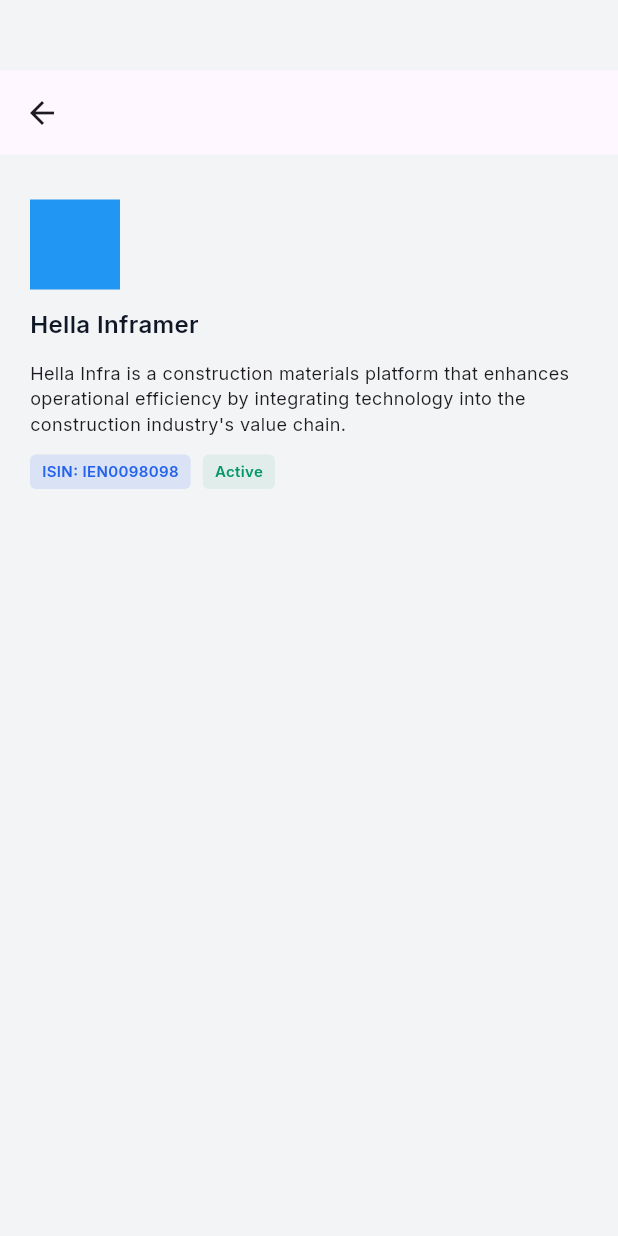
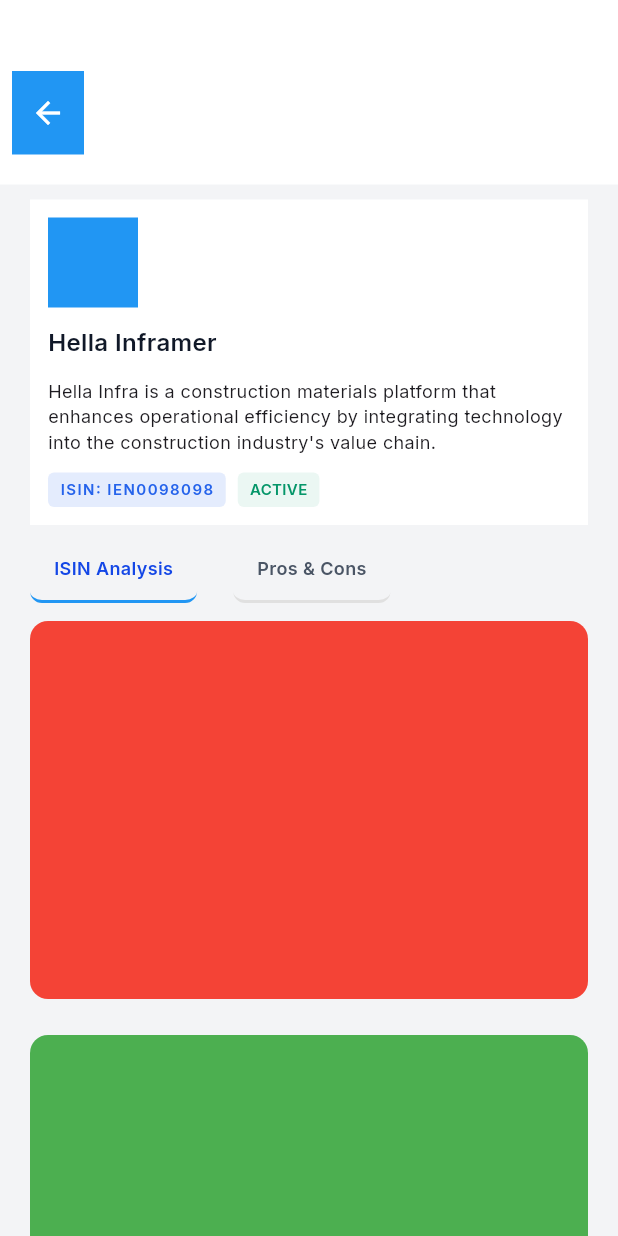
Before and after one commit to Kotresh162/Investment_App, a Flutter app: the screen it shows after launch, on a phone screen of 412 x 824 dp. Run offline on Flutter 3.47's test engine with Material 3 defaults, Android fonts, the phone set to English and light mode, and no system bars; our stand-ins replace flutter_bloc, google_fonts.

Commit message:
plan-details-page

```diff
--- /dev/null
+++ b/lib/bloc/home_bloc/home_event.dart
@@ -0,0 +1,4 @@
+
+abstract class CompanyEvent {}
+
+class FetchCompanies extends CompanyEvent {}
--- a/lib/bloc/home_state.dart
+++ b/lib/bloc/home_bloc/home_state.dart
@@ -1,4 +1,4 @@
-import '../models/company_model.dart';
+import '../../models/company_model.dart';
 
 // abstract class HomeState {}
 //
--- a/lib/bloc/home_event.dart
+++ /dev/null
@@ -1,12 +0,0 @@
-// abstract class HomeEvent {}
-//
-// class LoadItems extends HomeEvent {}
-//
-// class SearchItems extends HomeEvent {
-//   final String query;
-//   SearchItems(this.query);
-// }
-
-abstract class CompanyEvent {}
-
-class FetchCompanies extends CompanyEvent {}
--- a/lib/home_page.dart
+++ b/lib/home_page.dart
@@ -4,9 +4,9 @@ import 'package:flutter_bloc/flutter_bloc.dart';
 import 'package:untitled/widgets/suggest_card.dart';
 
 import 'api/company_list_api.dart';
-import 'bloc/home_bloc.dart';
-import 'bloc/home_event.dart';
-import 'bloc/home_state.dart';
+import 'bloc/home_bloc/home_bloc.dart';
+import 'bloc/home_bloc/home_event.dart';
+import 'bloc/home_bloc/home_state.dart';
 class HomePage extends StatelessWidget {
   const HomePage({super.key});
 
--- a/lib/main.dart
+++ b/lib/main.dart
@@ -25,6 +25,7 @@ class MyApp extends StatelessWidget {
       ),
       // home: HomePage(),
       home: PlanDetailsPage(),
+      // home: DetailScreen(),
     );
   }
 }
--- a/lib/plan_details_page.dart
+++ b/lib/plan_details_page.dart
@@ -1,69 +1,106 @@
+import 'package:flutter/material.dart';
+import 'package:flutter_bloc/flutter_bloc.dart';
 
-import 'package:flutter/material.dart';
+enum SelectedTab { details, prosCons }
+
+class TabCubit extends Cubit<SelectedTab> {
+  TabCubit() : super(SelectedTab.details);
+
+  void selectTab(SelectedTab tab) => emit(tab);
+}
 
 class PlanDetailsPage extends StatelessWidget {
   const PlanDetailsPage({super.key});
 
   @override
   Widget build(BuildContext context) {
-    return Scaffold(
-      appBar: PreferredSize(
-        preferredSize: Size.fromHeight(123),
-        child: Column(
+    return BlocProvider(create: (_) => TabCubit(),
+      child: Scaffold(
+        body: BlocBuilder<TabCubit, SelectedTab>(
+          builder: (context, selectedTab){
+            return CustomScrollView(
+              slivers: [
+                SliverAppBar(
+                  pinned: false,
+                  floating: false,
+                  snap: false,
+                  expandedHeight: 123,
+                  backgroundColor: Colors.white,
+                  automaticallyImplyLeading: false,
+                  flexibleSpace: FlexibleSpaceBar(
+                    background: Column(
                       children: [
-            SizedBox(height: 47),
+                        const SizedBox(height: 47), // Same as your top padding
                         AppBar(
-                leading: IconButton(onPressed: () {
+                          elevation: 0,
+                          backgroundColor: Colors.transparent,
+                          automaticallyImplyLeading: false,
+                          leading: Container(
+                            height: 36,
+                            width: 36,
+                            margin: const EdgeInsets.only(left: 8),
+                            decoration: const BoxDecoration(
+                              color: Colors.blue,
+                              shape: BoxShape.rectangle,
+                            ),
+                            child: IconButton(
+                              icon: const Icon(Icons.arrow_back, color: Colors.white),
+                              onPressed: () {
                                 print("back");
-                }, icon: Icon(Icons.arrow_back))
+                              },
                             ),
+                          ),
+                        ),
+
                       ],
                     ),
                   ),
-      body: Column(
-        children: [
-          Container(
-            height: 209,
-            padding: const EdgeInsets.only(top: 10,left: 20,right: 20),
-            decoration: BoxDecoration(
-              // color: Colors.red,
                 ),
+                SliverToBoxAdapter(
                   child: Container(
-              height: 197,
-              width: double.infinity,
-              decoration: BoxDecoration(
-                // color: Colors.green,
+                    padding: const EdgeInsets.only(top: 10, left: 20, right: 20),
+                    decoration: const BoxDecoration(),
+                    child: Container(
+                      padding: const EdgeInsets.all(12),
+                      decoration: const BoxDecoration(
+                        color: Colors.white,
                       ),
                       child: Column(
-                // mainAxisAlignment: ,
                         crossAxisAlignment: CrossAxisAlignment.start,
-                spacing: 12,
                         children: [
                           Container(
                             height: 60,
                             width: 60,
-                    decoration: BoxDecoration(
+                            decoration: const BoxDecoration(
                               color: Colors.blue,
                             ),
                           ),
-                  Text("Hella Inframer",style: TextStyle(
+                          const SizedBox(height: 12),
+                          const Text(
+                            "Hella Inframer",
+                            style: TextStyle(
                               fontWeight: FontWeight.w600,
                               color: Color(0XFF101828),
                               fontSize: 16,
-                  ),),
-                  Text("Hella Infra is a construction materials platform that enhances operational efficiency by integrating technology into the construction industry's value chain.",style: TextStyle(
+                            ),
+                          ),
+                          const SizedBox(height: 12),
+                          const Text(
+                            "Hella Infra is a construction materials platform that enhances operational efficiency by integrating technology into the construction industry's value chain.",
+                            style: TextStyle(
                               fontSize: 12,
                               fontWeight: FontWeight.w400,
-                  ),),
+                            ),
+                          ),
+                          const SizedBox(height: 12),
                           Row(
-                    spacing: 8,
                             children: [
                               Container(
-                        height:23,
-                        padding: const EdgeInsets.symmetric(horizontal: 8, vertical: 4), // Inner spacing
+                                height: 23,
+                                padding: const EdgeInsets.symmetric(horizontal: 8, vertical: 4),
                                 decoration: BoxDecoration(
-                          color: const Color(0x1F2563EB), // 12% opacity of #2563EB
-                          borderRadius: BorderRadius.circular(4), // 4px rounded corners
+                                  color: const Color(0x1F2563EB),
+                                  borderRadius: BorderRadius.circular(4),
                                 ),
                                 child: const Text(
                                   "ISIN: IEN0098098",
@@ -72,18 +109,20 @@ class PlanDetailsPage extends StatelessWidget {
                                     fontSize: 10,
                                     fontWeight: FontWeight.w600,
                                     color: Color(0XFF2563EB),
+                                    letterSpacing: 0.96,
                                   ),
                                 ),
                               ),
+                              const SizedBox(width: 8),
                               Container(
-                        height:23,
-                        padding: const EdgeInsets.symmetric(horizontal: 8, vertical: 4), // Inner spacing
+                                height: 23,
+                                padding: const EdgeInsets.symmetric(horizontal: 8, vertical: 4),
                                 decoration: BoxDecoration(
-                          color: const Color(0x14059669), // 12% opacity of #2563EB
-                          borderRadius: BorderRadius.circular(4), // 4px rounded corners
+                                  color: const Color(0x14059669),
+                                  borderRadius: BorderRadius.circular(4),
                                 ),
                                 child: const Text(
-                          "Active",
+                                  "ACTIVE",
                                   textAlign: TextAlign.center,
                                   style: TextStyle(
                                     fontSize: 10,
@@ -97,10 +136,101 @@ class PlanDetailsPage extends StatelessWidget {
                         ],
                       ),
                     ),
+                  ),
+                ),
+                SliverToBoxAdapter(
+                  child: Padding(
+                    padding: const EdgeInsets.only(top: 10, left: 20, right: 20),
+                    child: Column(
+                      crossAxisAlignment: CrossAxisAlignment.start,
+                      children: [
+                        SingleChildScrollView(
+                          scrollDirection: Axis.horizontal,
+                          child: Row(
+                            spacing: 24,
+                            children: [
+                              _buildTabButton(context, "ISIN Analysis", SelectedTab.details, selectedTab),
+                              _buildTabButton(context, "Pros & Cons", SelectedTab.prosCons, selectedTab),
+                            ],
+                          ),
+                        ),
+                        const SizedBox(height: 12),
+                        _buildTabContent(context,selectedTab),
+                      ],
+                    ),
+                  ),
+                ),
+              ],
+            );
+          },
+        ),
+      ),
+    );
+  }
+}
 
+
+Widget _buildTabButton(BuildContext context, String label, SelectedTab tab, SelectedTab selected) {
+  final isSelected = tab == selected;
+  return GestureDetector(
+    onTap: () => context.read<TabCubit>().selectTab(tab),
+    child: Container(
+      height: 42,
+      padding: const EdgeInsets.symmetric(horizontal: 16, vertical: 10),
+      decoration: BoxDecoration(
+        // color: isSelected ? Colors.blue.withOpacity(0.1) : Colors.transparent,
+        borderRadius: BorderRadius.circular(8),
+        border: Border(
+          bottom: BorderSide(
+            color: isSelected ? Colors.blue : Colors.grey.shade300,
+            width: 2,
+          ),
+        ),
+      ),
+      child: Text(
+        label,
+        style: TextStyle(
+          fontSize: 12,
+          fontWeight: FontWeight.w600,
+          color: isSelected ? Color(0XFF1447E6) : Color(0XFF4A5565),
+        ),
+      ),
+    ),
+  );
+}
+
+Widget _buildTabContent(BuildContext context,SelectedTab tab) {
+  switch (tab) {
+    case SelectedTab.details:
+      return Container(
+        child: Column(
+          spacing: 24,
+          children: [
+            Container(
+              height: 252,
+              decoration: BoxDecoration(
+                color: Colors.red,
+                borderRadius: BorderRadius.all(Radius.circular(12)),
+              ),
+            ),
+            Container(
+              height: 758,
+              decoration: BoxDecoration(
+                color: Colors.green,
+                borderRadius: BorderRadius.all(Radius.circular(12)),
+              ),
             )
           ],
         ),
       );
+    case SelectedTab.prosCons:
+      return const Column(
+        crossAxisAlignment: CrossAxisAlignment.start,
+        children: [
+          Text("Pros:\n- Fast\n- Efficient"),
+          SizedBox(height: 8),
+          Text("Cons:\n- Expensive\n- Complex"),
+        ],
+      );
   }
 }
--- /dev/null
+++ b/lib/widgets/plan_details.dart
@@ -0,0 +1,28 @@
+
+import 'package:flutter/material.dart';
+
+Widget buildCustomLayout(BuildContext context) {
+  return Container(
+    padding: const EdgeInsets.all(16),
+    child: Column(
+      crossAxisAlignment: CrossAxisAlignment.start,
+      children: [
+        Container(
+          height: 252,
+          decoration: BoxDecoration(
+            color: Colors.red,
+            borderRadius: BorderRadius.all(Radius.circular(12)),
+          ),
+        ),
+        const SizedBox(height: 24),
+        Container(
+          height: 758,
+          decoration: BoxDecoration(
+            color: Colors.green,
+            borderRadius: BorderRadius.all(Radius.circular(12)),
+          ),
+        ),
+      ],
+    ),
+  );
+}
```
Also changed, not shown: lib/bloc/home_bloc/home_bloc.dart (renamed from lib/bloc/home_bloc.dart, +1 -27 lines). Lines whose indentation alone changed are shown as unchanged.
